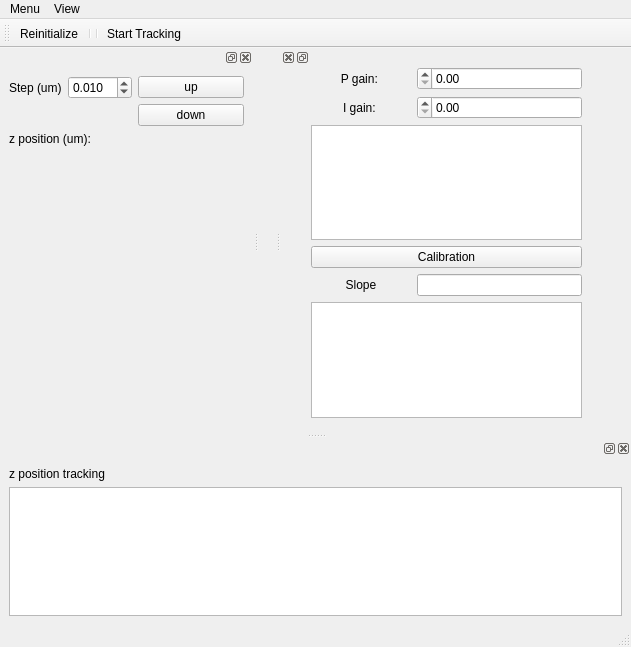
Old version of the form gui/focus/ui_focus.ui in the repository fbarho/qudi-cbs.
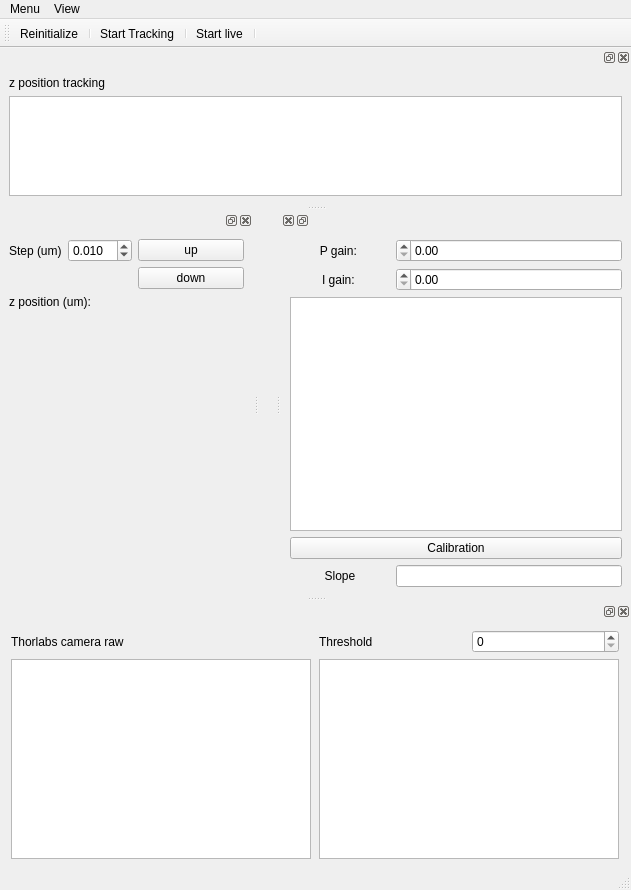
New version of the form. Custom widgets are drawn as their Qt base class.

Commit message: GUI for autofocus and add the camera detection

```diff
--- a/gui/focus/ui_focus.ui
+++ b/gui/focus/ui_focus.ui
@@ -7,7 +7,7 @@
     <x>0</x>
     <y>0</y>
     <width>631</width>
-    <height>647</height>
+    <height>890</height>
    </rect>
   </property>
   <property name="windowTitle">
@@ -36,6 +36,7 @@
     <addaction name="focus_dockwidget_view_Action"/>
     <addaction name="timetrace_dockwidget_view_Action"/>
     <addaction name="Autofocus-dockwidget_view_Action"/>
+    <addaction name="Camera_live_dockwidget_view_Action"/>
    </widget>
    <addaction name="menuMenu"/>
    <addaction name="menuView"/>
@@ -155,15 +156,17 @@
    </attribute>
    <addaction name="piezo_init_Action"/>
    <addaction name="separator"/>
-   <addaction name="separator"/>
    <addaction name="tracking_Action"/>
+   <addaction name="separator"/>
+   <addaction name="live_Action"/>
+   <addaction name="separator"/>
   </widget>
   <widget class="QDockWidget" name="timetrace_DockWidget">
    <property name="layoutDirection">
     <enum>Qt::LeftToRight</enum>
    </property>
    <attribute name="dockWidgetArea">
-    <number>8</number>
+    <number>4</number>
    </attribute>
    <widget class="QWidget" name="dockWidgetContents_2">
     <layout class="QVBoxLayout" name="verticalLayout_2">
@@ -180,7 +183,7 @@
     </layout>
    </widget>
   </widget>
-  <widget class="QDockWidget" name="Autofocus_PID_dockWidget">
+  <widget class="QDockWidget" name="Autofocus_dockWidget">
    <property name="minimumSize">
     <size>
      <width>350</width>
@@ -194,45 +197,9 @@
     <number>2</number>
    </attribute>
    <widget class="QWidget" name="dockWidgetContents_3">
-    <widget class="QWidget" name="gridLayoutWidget">
-     <property name="geometry">
-      <rect>
-       <x>30</x>
-       <y>0</y>
-       <width>271</width>
-       <height>351</height>
-      </rect>
-     </property>
+    <layout class="QGridLayout" name="gridLayout_2">
+     <item row="0" column="0">
      <layout class="QGridLayout" name="gridLayout_8">
-      <item row="7" column="0" colspan="2">
-       <widget class="PlotWidget" name="image_PlotWidget">
-        <property name="sizePolicy">
-         <sizepolicy hsizetype="Expanding" vsizetype="Expanding">
-          <horstretch>0</horstretch>
-          <verstretch>0</verstretch>
-         </sizepolicy>
-        </property>
-        <property name="minimumSize">
-         <size>
-          <width>100</width>
-          <height>100</height>
-         </size>
-        </property>
-        <property name="transformationAnchor">
-         <enum>QGraphicsView::AnchorUnderMouse</enum>
-        </property>
-       </widget>
-      </item>
-      <item row="0" column="0">
-       <layout class="QVBoxLayout" name="verticalLayout_5">
-        <item>
-         <widget class="QDoubleSpinBox" name="Pgain_doubleSpinBox"/>
-        </item>
-        <item>
-         <widget class="QDoubleSpinBox" name="Igain_doubleSpinBox"/>
-        </item>
-       </layout>
-      </item>
       <item row="0" column="1">
        <layout class="QVBoxLayout" name="verticalLayout_6">
         <item>
@@ -263,8 +230,25 @@
         </item>
        </layout>
       </item>
+       <item row="0" column="0">
+        <layout class="QVBoxLayout" name="verticalLayout_5">
+         <item>
+          <widget class="QDoubleSpinBox" name="Pgain_doubleSpinBox"/>
+         </item>
+         <item>
+          <widget class="QDoubleSpinBox" name="Igain_doubleSpinBox"/>
+         </item>
+        </layout>
+       </item>
+       <item row="3" column="0" colspan="2">
+        <layout class="QVBoxLayout" name="verticalLayout_7">
+         <item>
+          <widget class="PlotWidget" name="calibration_PlotWidget"/>
+         </item>
+        </layout>
+       </item>
       <item row="6" column="0">
-       <widget class="QLineEdit" name="slope_lineEdit_5"/>
+        <widget class="QLineEdit" name="slope_lineEdit"/>
       </item>
       <item row="4" column="0" colspan="2">
        <widget class="QPushButton" name="calibration_pushButton">
@@ -273,13 +257,6 @@
         </property>
        </widget>
       </item>
-      <item row="3" column="0" colspan="2">
-       <layout class="QVBoxLayout" name="verticalLayout_7">
-        <item>
-         <widget class="PlotWidget" name="calibration_PlotWidget"/>
-        </item>
-       </layout>
-      </item>
       <item row="6" column="1">
        <widget class="QLabel" name="slope_Label">
         <property name="text">
@@ -291,7 +268,95 @@
        </widget>
       </item>
      </layout>
-    </widget>
+     </item>
+    </layout>
+   </widget>
+  </widget>
+  <widget class="QDockWidget" name="im_display_dockWidget">
+   <attribute name="dockWidgetArea">
+    <number>8</number>
+   </attribute>
+   <widget class="QWidget" name="dockWidgetContents_4">
+    <layout class="QGridLayout" name="gridLayout_4">
+     <item row="1" column="0">
+      <widget class="PlotWidget" name="raw_image_PlotWidget">
+       <property name="sizePolicy">
+        <sizepolicy hsizetype="Expanding" vsizetype="Expanding">
+         <horstretch>0</horstretch>
+         <verstretch>0</verstretch>
+        </sizepolicy>
+       </property>
+       <property name="minimumSize">
+        <size>
+         <width>200</width>
+         <height>200</height>
+        </size>
+       </property>
+       <property name="maximumSize">
+        <size>
+         <width>300</width>
+         <height>300</height>
+        </size>
+       </property>
+       <property name="transformationAnchor">
+        <enum>QGraphicsView::AnchorUnderMouse</enum>
+       </property>
+      </widget>
+     </item>
+     <item row="1" column="1">
+      <widget class="PlotWidget" name="threshold_image_PlotWidget">
+       <property name="sizePolicy">
+        <sizepolicy hsizetype="Expanding" vsizetype="Expanding">
+         <horstretch>0</horstretch>
+         <verstretch>0</verstretch>
+        </sizepolicy>
+       </property>
+       <property name="minimumSize">
+        <size>
+         <width>200</width>
+         <height>200</height>
+        </size>
+       </property>
+       <property name="maximumSize">
+        <size>
+         <width>300</width>
+         <height>300</height>
+        </size>
+       </property>
+       <property name="transformationAnchor">
+        <enum>QGraphicsView::AnchorUnderMouse</enum>
+       </property>
+      </widget>
+     </item>
+     <item row="0" column="0">
+      <widget class="QLabel" name="live_label">
+       <property name="text">
+        <string>Thorlabs camera raw</string>
+       </property>
+      </widget>
+     </item>
+     <item row="0" column="1">
+      <layout class="QHBoxLayout" name="horizontalLayout_2">
+       <item>
+        <widget class="QLabel" name="threshold_label">
+         <property name="text">
+          <string>Threshold</string>
+         </property>
+        </widget>
+       </item>
+       <item>
+        <widget class="QSpinBox" name="threshold_spinBox">
+         <property name="minimum">
+          <number>0</number>
+         </property>
+         <property name="maximum">
+          <number>254</number>
+         </property>
+        </widget>
+       </item>
+      </layout>
+     </item>
+    </layout>
    </widget>
   </widget>
   <action name="close_MenuAction">
@@ -348,7 +413,29 @@
     <bool>true</bool>
    </property>
    <property name="text">
-    <string>Autofocus-dockwidget_view_Action</string>
+    <string>Autofocus</string>
+   </property>
+  </action>
+  <action name="live_Action">
+   <property name="checkable">
+    <bool>true</bool>
+   </property>
+   <property name="text">
+    <string>Start live</string>
+   </property>
+   <property name="toolTip">
+    <string>start thorlabs camera live</string>
+   </property>
+  </action>
+  <action name="Camera_live_dockwidget_view_Action">
+   <property name="checkable">
+    <bool>true</bool>
+   </property>
+   <property name="checked">
+    <bool>true</bool>
+   </property>
+   <property name="text">
+    <string>Camera live thresholding</string>
    </property>
   </action>
  </widget>
```
Left out of the diff: 36 changed lines with no effect on the pictures. Lines whose indentation alone changed are shown as unchanged. The commit also changes 5 other files.
